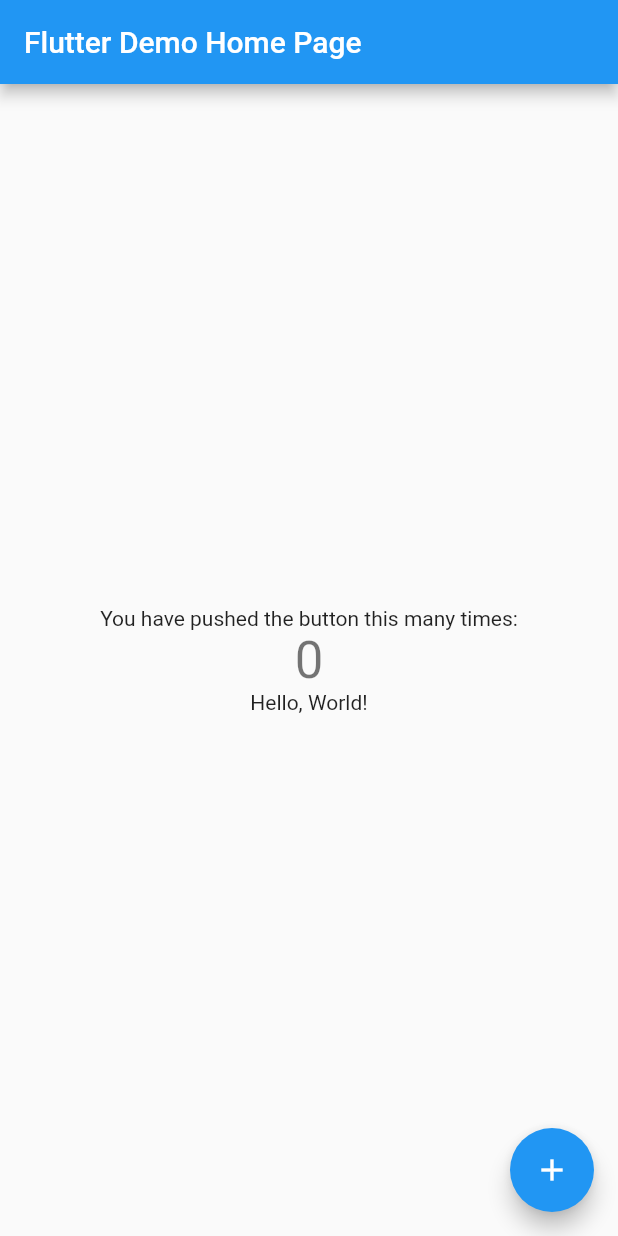
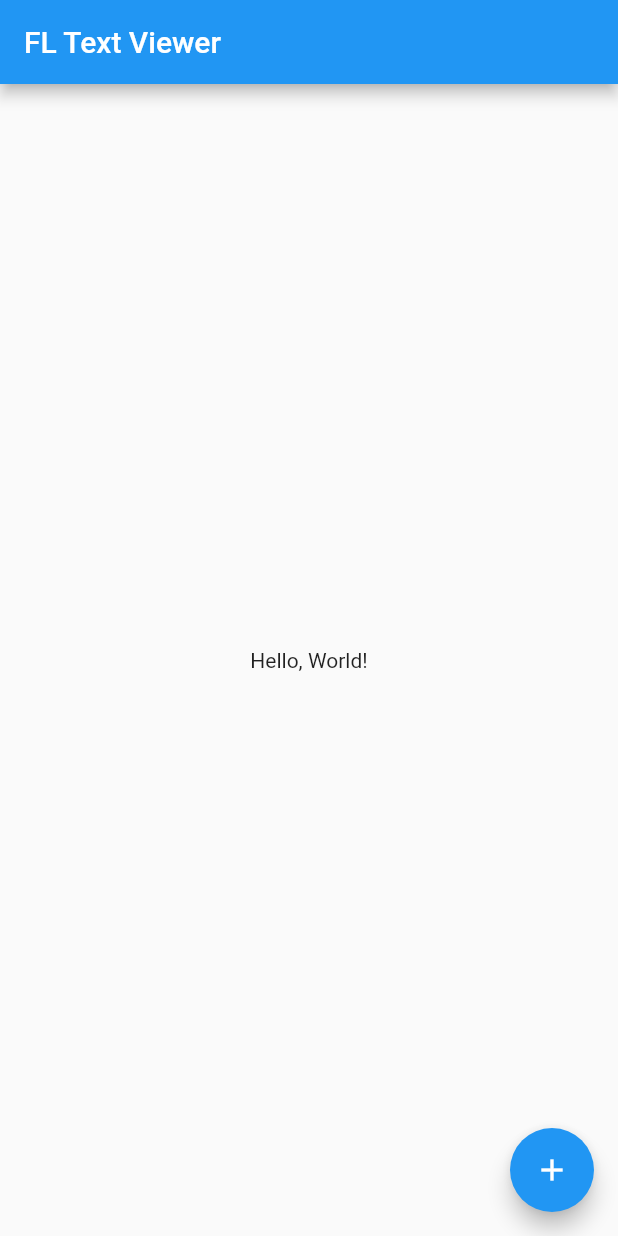
Before and after one commit to ygohko/fl_text_viewer, a Flutter app: the MyHomePage screen opened directly, after a tap on the "add" icon, on a phone screen of 412 x 824 dp. Run offline on Flutter 3.47's test engine with Material 2 defaults, Android fonts, the phone set to English and light mode, and no system bars; our stand-ins replace file_picker.

Commit message:
Cleaned up.

```diff
--- a/lib/main.dart
+++ b/lib/main.dart
@@ -9,39 +9,20 @@
 class MyApp extends StatelessWidget {
   const MyApp({Key? key}) : super(key: key);
 
-  // This widget is the root of your application.
   @override
   Widget build(BuildContext context) {
     return MaterialApp(
       title: 'Flutter Demo',
       theme: ThemeData(
-        // This is the theme of your application.
-        //
-        // Try running your application with "flutter run". You'll see the
-        // application has a blue toolbar. Then, without quitting the app, try
-        // changing the primarySwatch below to Colors.green and then invoke
-        // "hot reload" (press "r" in the console where you ran "flutter run",
-        // or simply save your changes to "hot reload" in a Flutter IDE).
-        // Notice that the counter didn't reset back to zero; the application
-        // is not restarted.
         primarySwatch: Colors.blue,
       ),
-      home: const MyHomePage(title: 'Flutter Demo Home Page'),
+      home: const MyHomePage(title: 'FL Text Viewer'),
     );
   }
 }
 
 class MyHomePage extends StatefulWidget {
   const MyHomePage({Key? key, required this.title}) : super(key: key);
-
-  // This widget is the home page of your application. It is stateful, meaning
-  // that it has a State object (defined below) that contains fields that affect
-  // how it looks.
-
-  // This class is the configuration for the state. It holds the values (in this
-  // case the title) provided by the parent (in this case the App widget) and
-  // used by the build method of the State. Fields in a Widget subclass are
-  // always marked "final".
 
   final String title;
 
@@ -50,66 +31,18 @@
 }
 
 class _MyHomePageState extends State<MyHomePage> {
-  int _counter = 0;
   String _shownText = 'Hello, World!';
-
-  void _incrementCounter() async {
-    setState(() {
-      // This call to setState tells the Flutter framework that something has
-      // changed in this State, which causes it to rerun the build method below
-      // so that the display can reflect the updated values. If we changed
-      // _counter without calling setState(), then the build method would not be
-      // called again, and so nothing would appear to happen.
-      _counter++;
-    });
-
-    FilePickerResult? result = await FilePicker.platform.pickFiles();
-    if (result != null) {
-      print(result.files.single.path);
-    }
-  }
 
   @override
   Widget build(BuildContext context) {
-    // This method is rerun every time setState is called, for instance as done
-    // by the _incrementCounter method above.
-    //
-    // The Flutter framework has been optimized to make rerunning build methods
-    // fast, so that you can just rebuild anything that needs updating rather
-    // than having to individually change instances of widgets.
     return Scaffold(
       appBar: AppBar(
-        // Here we take the value from the MyHomePage object that was created by
-        // the App.build method, and use it to set our appbar title.
         title: Text(widget.title),
       ),
       body: Center(
-        // Center is a layout widget. It takes a single child and positions it
-        // in the middle of the parent.
         child: Column(
-          // Column is also a layout widget. It takes a list of children and
-          // arranges them vertically. By default, it sizes itself to fit its
-          // children horizontally, and tries to be as tall as its parent.
-          //
-          // Invoke "debug painting" (press "p" in the console, choose the
-          // "Toggle Debug Paint" action from the Flutter Inspector in Android
-          // Studio, or the "Toggle Debug Paint" command in Visual Studio Code)
-          // to see the wireframe for each widget.
-          //
-          // Column has various properties to control how it sizes itself and
-          // how it positions its children. Here we use mainAxisAlignment to
-          // center the children vertically; the main axis here is the vertical
-          // axis because Columns are vertical (the cross axis would be
-          // horizontal).
           mainAxisAlignment: MainAxisAlignment.center,
           children: <Widget>[
-            const Text(
-              'You have pushed the button this many times:',
-            ),
-            Text(
-              '$_counter',
-              style: Theme.of(context).textTheme.headline4,
-            ),
             Text(
               '$_shownText',
             ),
@@ -121,7 +54,9 @@
         child: const Icon(Icons.add),
         onPressed: () async {
           var result = await FilePicker.platform.pickFiles();
-          if (result != null) {
+          if (result == null) {
+            return;
+          }
           print('path: ${result.files.single.path}');
           var path = result.files.single.path;
           if (path == null) {
@@ -134,9 +69,8 @@
               _shownText = text;
             });
           });
-          }
         },
-      ), // This trailing comma makes auto-formatting nicer for build methods.
+      ),
     );
   }
 }
```
Lines whose indentation alone changed are shown as unchanged.
